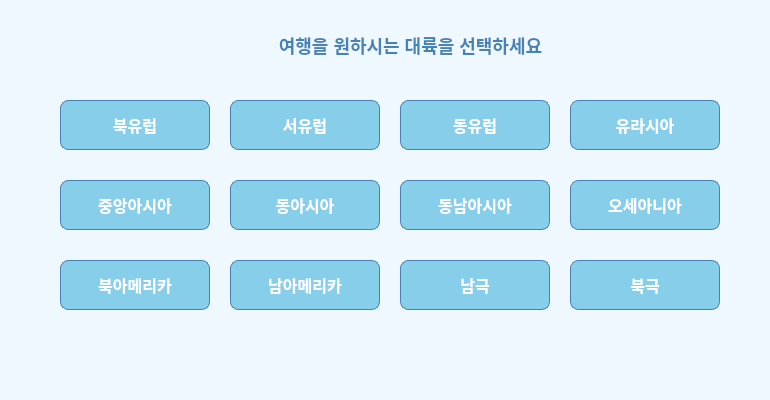
Old version of the form ChooseLand.ui in the repository YooSungSoo/MeEither.
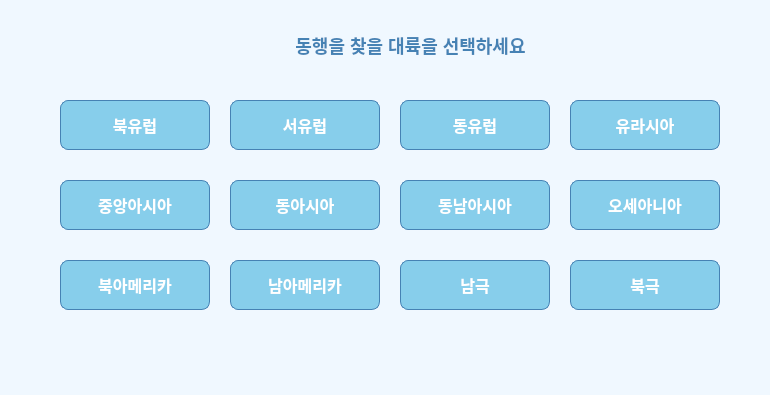
New version of the form.

Patch:
```diff
--- a/ChooseLand.ui
+++ b/ChooseLand.ui
@@ -7,7 +7,7 @@
     <x>0</x>
     <y>0</y>
     <width>770</width>
-    <height>400</height>
+    <height>395</height>
    </rect>
   </property>
   <property name="windowTitle">
@@ -48,7 +48,7 @@
     </rect>
    </property>
    <property name="text">
-    <string>여행을 원하시는 대륙을 선택하세요</string>
+    <string>동행을 찾을 대륙을 선택하세요</string>
    </property>
    <property name="alignment">
     <set>Qt::AlignmentFlag::AlignCenter</set>
```
